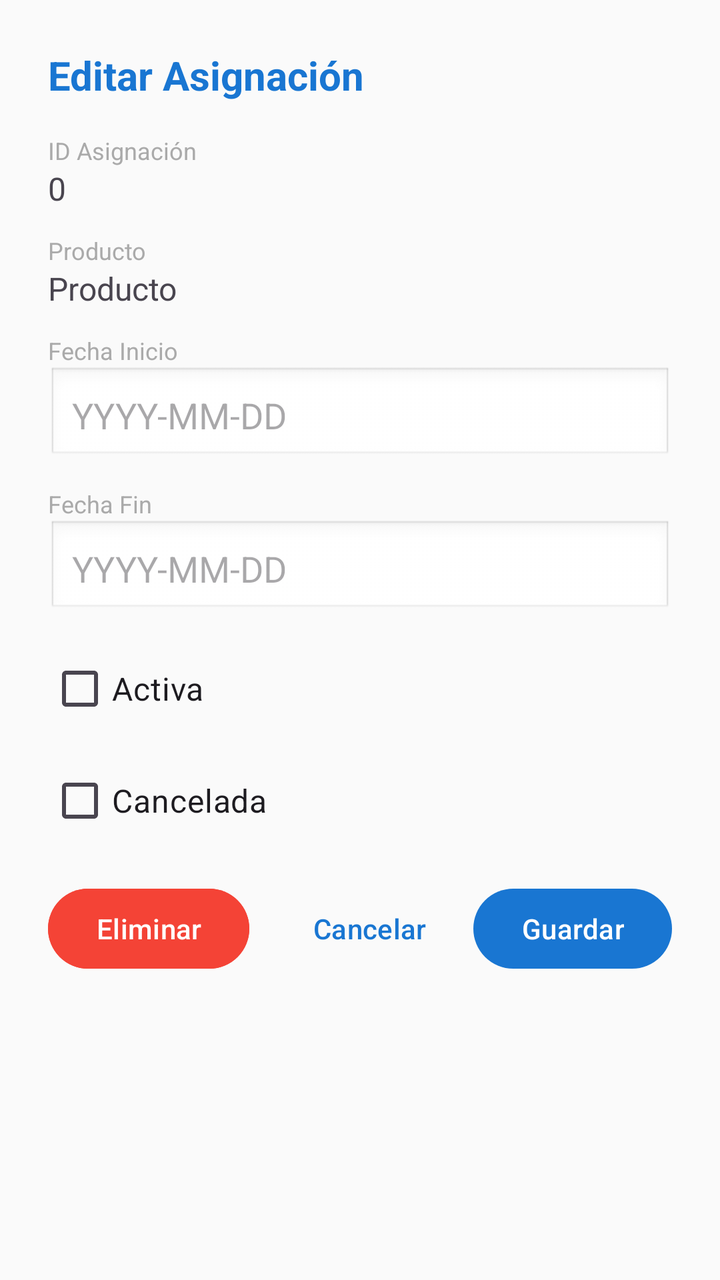
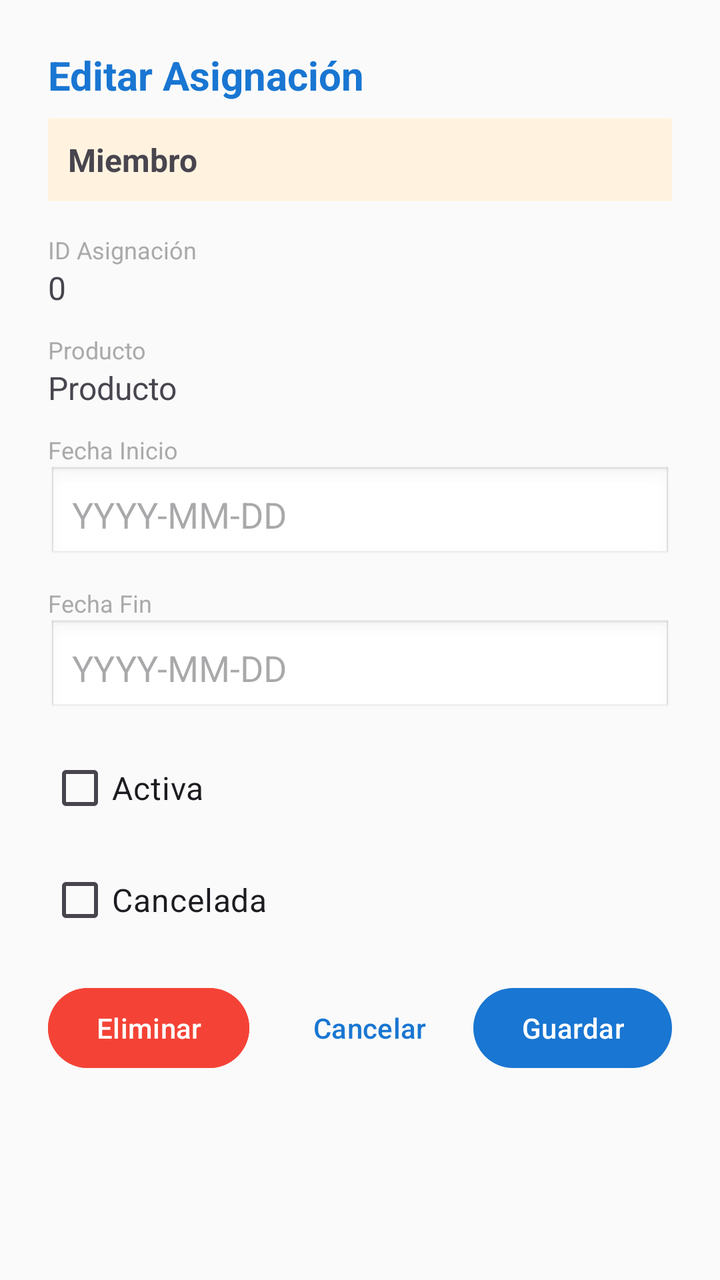

Screens rendered from an Android XML layout before and after an edit, with the pre-edit source and the edit as a unified diff.
<!-- AndroidManifest.xml: application theme Theme.HTFsystem -->
<!-- res/layout/dialog_edit_assignment.xml -->
<?xml version="1.0" encoding="utf-8"?>
<LinearLayout xmlns:android="http://schemas.android.com/apk/res/android"
    android:layout_width="match_parent"
    android:layout_height="wrap_content"
    android:orientation="vertical"
    android:padding="24dp">

    <TextView
        android:layout_width="match_parent"
        android:layout_height="wrap_content"
        android:text="Editar Asignación"
        android:textSize="20sp"
        android:textStyle="bold"
        android:textColor="@color/primary_color"
        android:layout_marginBottom="16dp" />

    
    <TextView
        android:layout_width="wrap_content"
        android:layout_height="wrap_content"
        android:text="ID Asignación"
        android:textSize="12sp"
        android:textColor="@android:color/darker_gray" />

    <TextView
        android:id="@+id/textViewIdAsignacion"
        android:layout_width="match_parent"
        android:layout_height="wrap_content"
        android:text="0"
        android:textSize="16sp"
        android:layout_marginBottom="12dp" />

    
    <TextView
        android:layout_width="wrap_content"
        android:layout_height="wrap_content"
        android:text="Producto"
        android:textSize="12sp"
        android:textColor="@android:color/darker_gray" />

    <TextView
        android:id="@+id/textViewProducto"
        android:layout_width="match_parent"
        android:layout_height="wrap_content"
        android:text="Producto"
        android:textSize="16sp"
        android:layout_marginBottom="12dp" />

    
    <TextView
        android:layout_width="wrap_content"
        android:layout_height="wrap_content"
        android:text="Fecha Inicio"
        android:textSize="12sp"
        android:textColor="@android:color/darker_gray" />

    <EditText
        android:id="@+id/editTextFechaInicio"
        android:layout_width="match_parent"
        android:layout_height="wrap_content"
        android:hint="YYYY-MM-DD"
        android:inputType="date"
        android:padding="12dp"
        android:background="@android:drawable/edit_text"
        android:layout_marginBottom="12dp" />

    
    <TextView
        android:layout_width="wrap_content"
        android:layout_height="wrap_content"
        android:text="Fecha Fin"
        android:textSize="12sp"
        android:textColor="@android:color/darker_gray" />

    <EditText
        android:id="@+id/editTextFechaFin"
        android:layout_width="match_parent"
        android:layout_height="wrap_content"
        android:hint="YYYY-MM-DD"
        android:inputType="date"
        android:padding="12dp"
        android:background="@android:drawable/edit_text"
        android:layout_marginBottom="12dp" />

    
    <CheckBox
        android:id="@+id/checkBoxActiva"
        android:layout_width="match_parent"
        android:layout_height="wrap_content"
        android:text="Activa"
        android:textSize="16sp"
        android:layout_marginBottom="8dp" />

    
    <CheckBox
        android:id="@+id/checkBoxCancelada"
        android:layout_width="match_parent"
        android:layout_height="wrap_content"
        android:text="Cancelada"
        android:textSize="16sp"
        android:layout_marginBottom="16dp" />

    
    <LinearLayout
        android:layout_width="match_parent"
        android:layout_height="wrap_content"
        android:orientation="horizontal"
        android:gravity="start">

        <Button
            android:id="@+id/buttonDelete"
            android:layout_width="wrap_content"
            android:layout_height="wrap_content"
            android:text="Eliminar"
            android:textColor="#FFFFFF"
            android:backgroundTint="#F44336"
            android:layout_marginEnd="8dp" />

        <View
            android:layout_width="0dp"
            android:layout_height="0dp"
            android:layout_weight="1" />

        <Button
            android:id="@+id/buttonCancel"
            android:layout_width="wrap_content"
            android:layout_height="wrap_content"
            android:text="Cancelar"
            style="@style/Widget.Material3.Button.TextButton"
            android:layout_marginEnd="8dp" />

        <Button
            android:id="@+id/buttonSave"
            android:layout_width="wrap_content"
            android:layout_height="wrap_content"
            android:text="Guardar" />

    </LinearLayout>

</LinearLayout>
<!-- resources referenced by this layout -->
<resources>
  <color name="primary_color">#1976D2</color>
  <style name="Theme.HTFsystem" parent="Theme.Material3.DayNight">
          <item name="colorPrimary">@color/primary_color</item>
          <item name="colorOnPrimary">@color/surface_color</item>
          <item name="colorPrimaryContainer">@color/primary_light_color</item>
          <item name="colorOnPrimaryContainer">@color/primary_dark_color</item>
          <item name="colorSecondary">@color/accent_color</item>
          <item name="colorOnSecondary">@color/surface_color</item>
          <item name="android:colorBackground">@color/background_color</item>
          <item name="colorOnBackground">@color/primary_text_color</item>
          <item name="colorSurface">@color/surface_color</item>
          <item name="colorOnSurface">@color/primary_text_color</item>
          <item name="android:statusBarColor">@color/primary_dark_color</item>
      </style>
  <color name="surface_color">#FFFFFF</color>
  <color name="primary_light_color">#BBDEFB</color>
  <color name="primary_dark_color">#0D47A1</color>
  <color name="accent_color">#FF5722</color>
  <color name="background_color">#FAFAFA</color>
  <color name="primary_text_color">#212121</color>
</resources>

<!-- the commit's change to res/layout/dialog_edit_assignment.xml (unified diff, before → after) -->
@@ -12,6 +12,18 @@
         android:textSize="20sp"
         android:textStyle="bold"
         android:textColor="@color/primary_color"
+        android:layout_marginBottom="8dp" />
+
+    
+    <TextView
+        android:id="@+id/textViewMiembroDialog"
+        android:layout_width="match_parent"
+        android:layout_height="wrap_content"
+        android:text="Miembro"
+        android:textSize="16sp"
+        android:textStyle="bold"
+        android:padding="10dp"
+        android:background="#FFF3E0"
         android:layout_marginBottom="16dp" />
 
     
